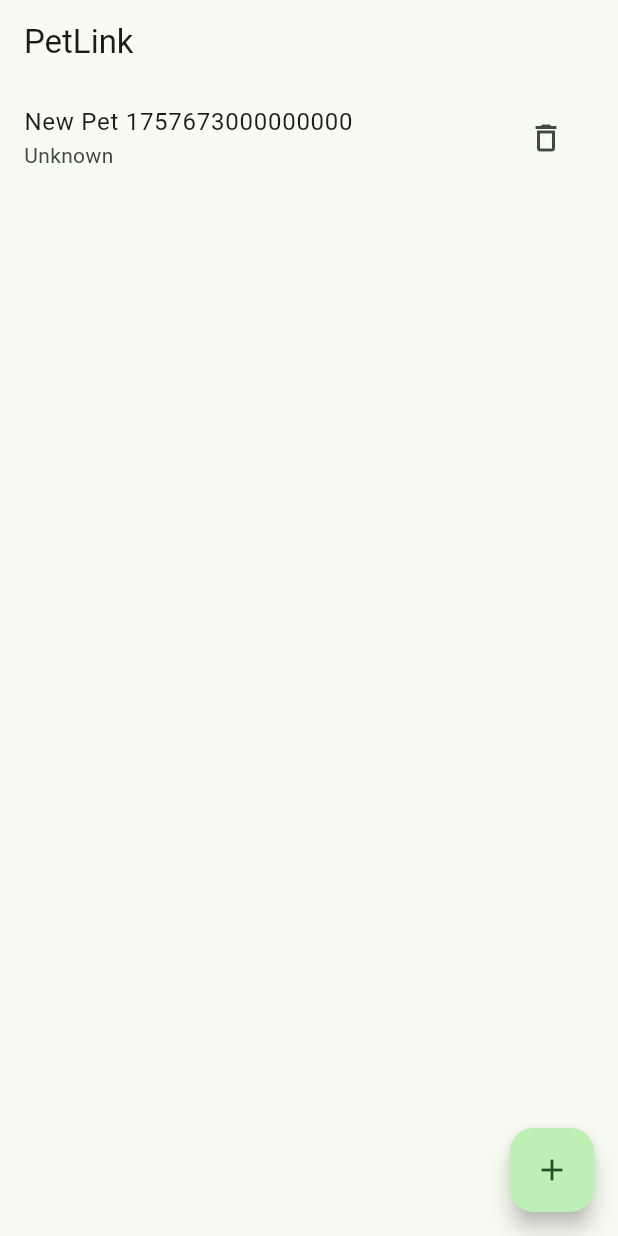
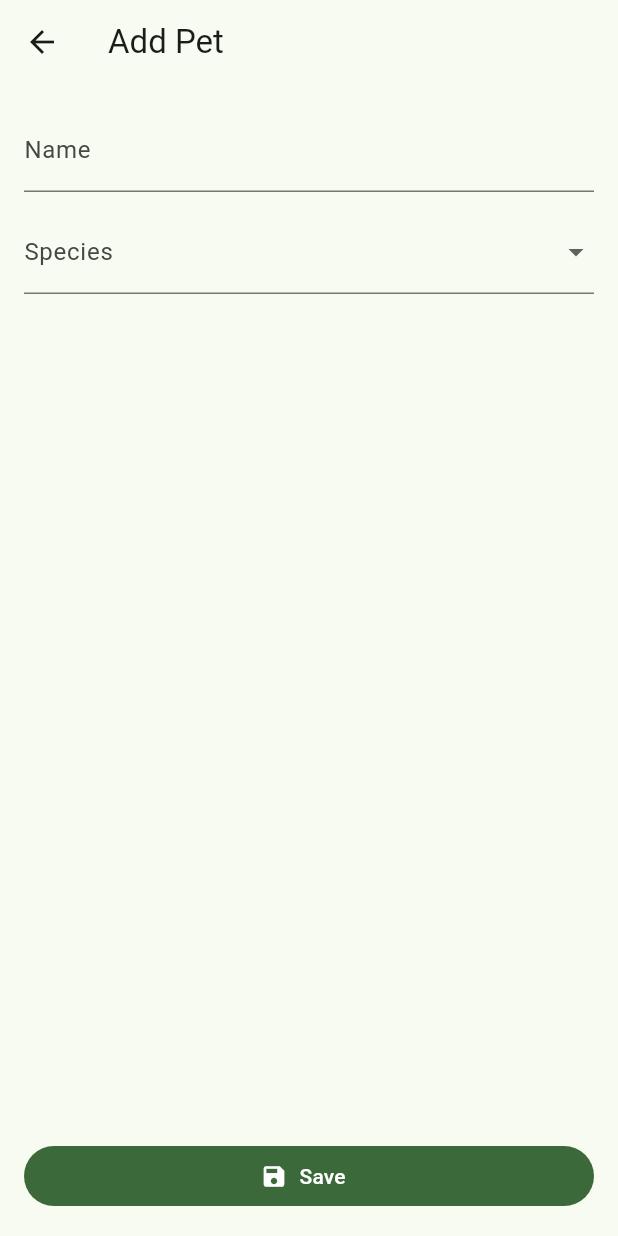
Before and after one commit to jeffreyperdue/ase-456-individual-project, a Flutter app: the screen it shows after launch, after a tap on the "add" icon, on a phone screen of 412 x 824 dp. Run offline on Flutter 3.47's test engine with Material 3 defaults, Android fonts, the phone set to English and light mode, and no system bars.

Commit message:
feat: add EditPetPage and route; FAB opens form; saving creates Pet via PetListProvider

```diff
--- a/pet_link/lib/app/app.dart
+++ b/pet_link/lib/app/app.dart
@@ -1,6 +1,7 @@
 import 'package:flutter/material.dart';
 import 'package:pet_link/app/theme.dart';
 import 'package:pet_link/features/pets/presentation/pages/home_page.dart';
+import 'package:pet_link/features/pets/presentation/pages/edit_pet_page.dart';
 
 /// Root of your app (MaterialApp, routes, theme).
 class PetLinkApp extends StatelessWidget {
@@ -14,7 +15,7 @@ class PetLinkApp extends StatelessWidget {
       initialRoute: '/',
       routes: {
         '/': (_) => const HomePage(),
-        // '/pet': (_) => const PetDetailPage(), // add later
+        '/edit': (_) => const EditPetPage(),
       },
     );
   }
--- /dev/null
+++ b/pet_link/lib/features/pets/presentation/pages/edit_pet_page.dart
@@ -0,0 +1,98 @@
+import 'package:flutter/material.dart';
+import 'package:provider/provider.dart';
+import 'package:pet_link/features/pets/domain/pet.dart';
+import 'package:pet_link/features/pets/presentation/state/pet_list_provider.dart';
+
+class EditPetPage extends StatefulWidget {
+  const EditPetPage({super.key});
+
+  @override
+  State<EditPetPage> createState() => _EditPetPageState();
+}
+
+class _EditPetPageState extends State<EditPetPage> {
+  final _formKey = GlobalKey<FormState>();
+  final _nameCtrl = TextEditingController();
+  String? _species; // simple dropdown for MVP
+
+  @override
+  void dispose() {
+    _nameCtrl.dispose();
+    super.dispose();
+  }
+
+  void _save() {
+    // 1) Validate
+    if (!(_formKey.currentState?.validate() ?? false)) return;
+
+    // 2) Build Pet
+    final id = DateTime.now().microsecondsSinceEpoch.toString();
+    final pet = Pet(
+      id: id,
+      name: _nameCtrl.text.trim(),
+      species: _species ?? 'Unknown',
+    );
+
+    // 3) Add via provider
+    context.read<PetListProvider>().add(pet);
+
+    // 4) Give feedback and go back
+    ScaffoldMessenger.of(
+      context,
+    ).showSnackBar(const SnackBar(content: Text('Pet added')));
+    Navigator.pop(context);
+  }
+
+  @override
+  Widget build(BuildContext context) {
+    return Scaffold(
+      appBar: AppBar(title: const Text('Add Pet')),
+      body: Padding(
+        padding: const EdgeInsets.all(16),
+        child: Form(
+          key: _formKey,
+          child: Column(
+            children: [
+              // Pet name
+              TextFormField(
+                controller: _nameCtrl,
+                decoration: const InputDecoration(labelText: 'Name'),
+                textInputAction: TextInputAction.next,
+                validator: (value) {
+                  if (value == null || value.trim().isEmpty) {
+                    return 'Please enter a name';
+                  }
+                  return null;
+                },
+              ),
+              const SizedBox(height: 12),
+
+              // Species dropdown (keep it simple)
+              DropdownButtonFormField<String>(
+                value: _species,
+                decoration: const InputDecoration(labelText: 'Species'),
+                items: const [
+                  DropdownMenuItem(value: 'Dog', child: Text('Dog')),
+                  DropdownMenuItem(value: 'Cat', child: Text('Cat')),
+                  DropdownMenuItem(value: 'Bird', child: Text('Bird')),
+                  DropdownMenuItem(value: 'Other', child: Text('Other')),
+                ],
+                onChanged: (val) => setState(() => _species = val),
+              ),
+
+              const Spacer(),
+              SizedBox(
+                width: double.infinity,
+                child: FilledButton.icon(
+                  icon: const Icon(Icons.save),
+                  onPressed: _save,
+                  label: const Text('Save'),
+                ),
+              ),
+            ],
+          ),
+        ),
+      ),
+    );
+  }
+}
--- a/pet_link/lib/features/pets/presentation/pages/home_page.dart
+++ b/pet_link/lib/features/pets/presentation/pages/home_page.dart
@@ -34,9 +34,8 @@ class HomePage extends StatelessWidget {
               ),
       floatingActionButton: FloatingActionButton(
         onPressed: () {
-          // Prove the FAB works: check your Debug Console/terminal.
-          print('add pet');
-          context.read<PetListProvider>().addDummy();
+          // Open the Add Pet form instead of adding a dummy
+          Navigator.pushNamed(context, '/edit');
         },
         child: const Icon(Icons.add),
       ),
```
